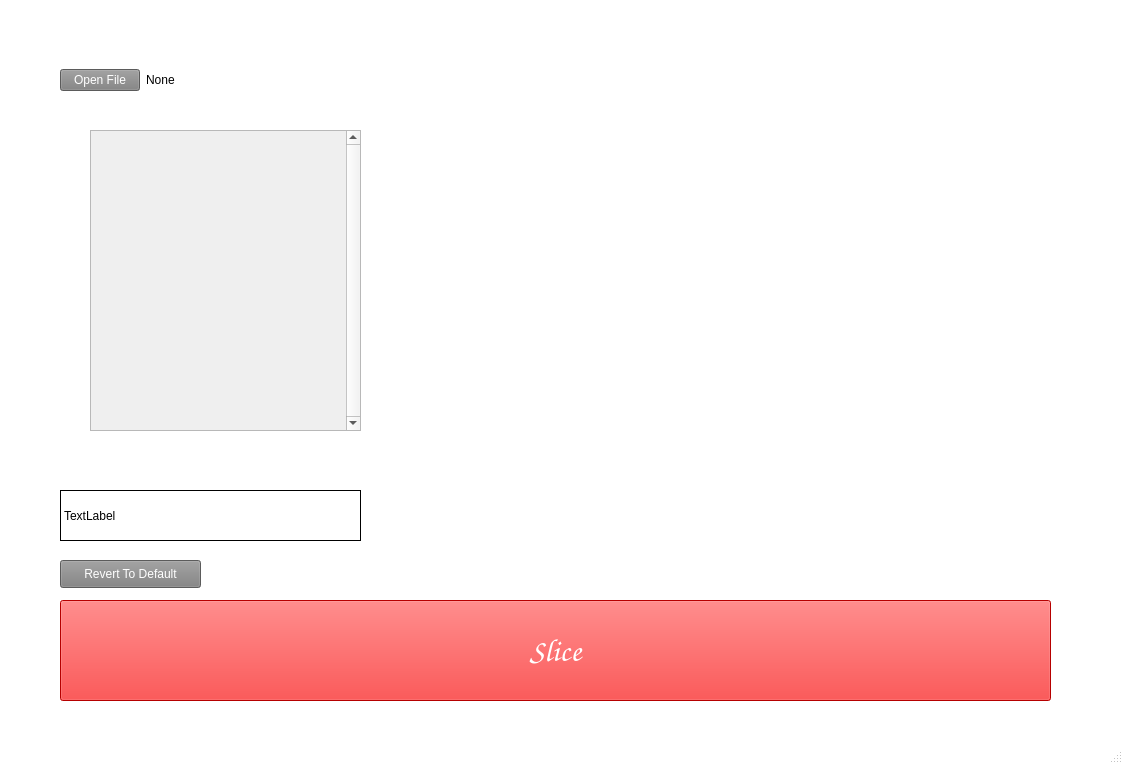
Qt form ui.ui (LicGWasTaken/styro-slicer) before a commit.
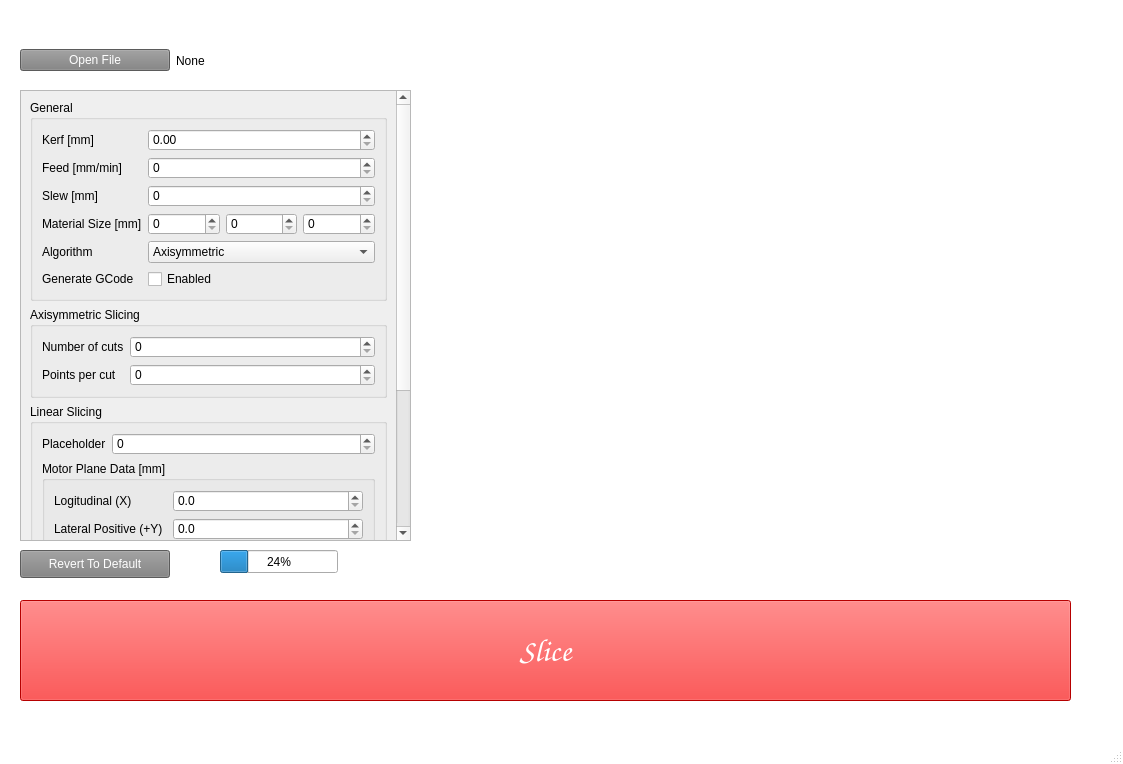
The same form after that commit. Custom widgets are drawn as their Qt base class.

What changed in the file:
```diff
--- a/ui.ui
+++ b/ui.ui
@@ -28,12 +28,24 @@
    <widget class="QPushButton" name="b_revert_to_default">
     <property name="geometry">
      <rect>
-      <x>60</x>
-      <y>560</y>
-      <width>141</width>
+      <x>20</x>
+      <y>550</y>
+      <width>150</width>
       <height>28</height>
      </rect>
     </property>
+    <property name="sizePolicy">
+     <sizepolicy hsizetype="Fixed" vsizetype="Fixed">
+      <horstretch>0</horstretch>
+      <verstretch>0</verstretch>
+     </sizepolicy>
+    </property>
+    <property name="minimumSize">
+     <size>
+      <width>150</width>
+      <height>0</height>
+     </size>
+    </property>
     <property name="text">
      <string>Revert To Default</string>
     </property>
@@ -41,9 +53,9 @@
    <widget class="QPushButton" name="b_slice">
     <property name="geometry">
      <rect>
-      <x>60</x>
+      <x>20</x>
       <y>600</y>
-      <width>991</width>
+      <width>1051</width>
       <height>101</height>
      </rect>
     </property>
@@ -243,15 +255,27 @@
    <widget class="QWidget" name="horizontalLayoutWidget">
     <property name="geometry">
      <rect>
-      <x>60</x>
+      <x>20</x>
       <y>40</y>
-      <width>301</width>
-      <height>80</height>
+      <width>391</width>
+      <height>41</height>
      </rect>
     </property>
-    <layout class="QHBoxLayout" name="horizontalLayout" stretch="1,3">
+    <layout class="QHBoxLayout" name="horizontalLayout" stretch="1,0">
      <item>
       <widget class="QPushButton" name="b_open_file">
+       <property name="sizePolicy">
+        <sizepolicy hsizetype="Fixed" vsizetype="Fixed">
+         <horstretch>0</horstretch>
+         <verstretch>0</verstretch>
+        </sizepolicy>
+       </property>
+       <property name="minimumSize">
+        <size>
+         <width>150</width>
+         <height>0</height>
+        </size>
+       </property>
        <property name="text">
         <string>Open File</string>
        </property>
@@ -269,13 +293,13 @@
    <widget class="QWidget" name="verticalLayoutWidget">
     <property name="geometry">
      <rect>
-      <x>400</x>
+      <x>430</x>
       <y>40</y>
       <width>641</width>
       <height>541</height>
      </rect>
     </property>
-    <layout class="QVBoxLayout" name="verticalLayout" stretch="1">
+    <layout class="QVBoxLayout" name="verticalLayout" stretch="0">
      <item>
       <widget class="QVTKRenderWindowInteractor" name="w_vtk_viewer" native="true"/>
      </item>
@@ -284,14 +308,38 @@
    <widget class="QScrollArea" name="scrollArea">
     <property name="geometry">
      <rect>
-      <x>90</x>
-      <y>130</y>
-      <width>271</width>
-      <height>301</height>
+      <x>20</x>
+      <y>90</y>
+      <width>391</width>
+      <height>451</height>
      </rect>
     </property>
+    <property name="sizePolicy">
+     <sizepolicy hsizetype="Expanding" vsizetype="Fixed">
+      <horstretch>0</horstretch>
+      <verstretch>0</verstretch>
+     </sizepolicy>
+    </property>
+    <property name="minimumSize">
+     <size>
+      <width>300</width>
+      <height>430</height>
+     </size>
+    </property>
+    <property name="maximumSize">
+     <size>
+      <width>16777215</width>
+      <height>16777215</height>
+     </size>
+    </property>
+    <property name="frameShape">
+     <enum>QFrame::StyledPanel</enum>
+    </property>
     <property name="verticalScrollBarPolicy">
-     <enum>Qt::ScrollBarAlwaysOn</enum>
+     <enum>Qt::ScrollBarAsNeeded</enum>
+    </property>
+    <property name="sizeAdjustPolicy">
+     <enum>QAbstractScrollArea::AdjustToContents</enum>
     </property>
     <property name="widgetResizable">
      <bool>true</bool>
@@ -300,30 +348,384 @@
      <property name="geometry">
       <rect>
        <x>0</x>
-       <y>0</y>
-       <width>248</width>
-       <height>299</height>
+       <y>-225</y>
+       <width>375</width>
+       <height>653</height>
       </rect>
      </property>
+     <layout class="QVBoxLayout" name="verticalLayout_2">
+      <item>
+       <widget class="QGroupBox" name="gb_general">
+        <property name="font">
+         <font>
+          <weight>50</weight>
+          <bold>false</bold>
+         </font>
+        </property>
+        <property name="title">
+         <string>General</string>
+        </property>
+        <layout class="QFormLayout" name="formLayout_5">
+         <item row="0" column="0">
+          <widget class="QLabel" name="l_kerf">
+           <property name="text">
+            <string>Kerf [mm]</string>
+           </property>
+          </widget>
+         </item>
+         <item row="0" column="1">
+          <widget class="QDoubleSpinBox" name="float_kerf"/>
+         </item>
+         <item row="1" column="0">
+          <widget class="QLabel" name="l_feed">
+           <property name="text">
+            <string>Feed [mm/min]</string>
+           </property>
+          </widget>
+         </item>
+         <item row="1" column="1">
+          <widget class="QSpinBox" name="int_feed">
+           <property name="maximum">
+            <number>9999</number>
+           </property>
+          </widget>
+         </item>
+         <item row="2" column="0">
+          <widget class="QLabel" name="l_slew">
+           <property name="text">
+            <string>Slew [mm]</string>
+           </property>
+          </widget>
+         </item>
+         <item row="2" column="1">
+          <widget class="QSpinBox" name="int_slew">
+           <property name="maximum">
+            <number>9999</number>
+           </property>
+          </widget>
+         </item>
+         <item row="3" column="0">
+          <widget class="QLabel" name="l_material_size">
+           <property name="text">
+            <string>Material Size [mm]</string>
+           </property>
+          </widget>
+         </item>
+         <item row="3" column="1">
+          <layout class="QHBoxLayout" name="hl_material_size">
+           <item>
+            <widget class="QSpinBox" name="int_material_size_x">
+             <property name="maximum">
+              <number>9999</number>
+             </property>
+            </widget>
+           </item>
+           <item>
+            <widget class="QSpinBox" name="int_material_size_y">
+             <property name="maximum">
+              <number>9999</number>
+             </property>
+            </widget>
+           </item>
+           <item>
+            <widget class="QSpinBox" name="int_material_size_z">
+             <property name="maximum">
+              <number>9999</number>
+             </property>
+            </widget>
+           </item>
+          </layout>
+         </item>
+         <item row="4" column="0">
+          <widget class="QLabel" name="l_algorithm">
+           <property name="text">
+            <string>Algorithm</string>
+           </property>
+          </widget>
+         </item>
+         <item row="4" column="1">
+          <widget class="QComboBox" name="cb_algorithm_selector">
+           <item>
+            <property name="text">
+             <string>Axisymmetric</string>
+            </property>
+           </item>
+           <item>
+            <property name="text">
+             <string>Linear</string>
+            </property>
+           </item>
+          </widget>
+         </item>
+         <item row="5" column="0">
+          <widget class="QLabel" name="l_do_gcode">
+           <property name="text">
+            <string>Generate GCode</string>
+           </property>
+          </widget>
+         </item>
+         <item row="5" column="1">
+          <widget class="QCheckBox" name="cb_do_gcode">
+           <property name="text">
+            <string>Enabled</string>
+           </property>
+           <property name="tristate">
+            <bool>false</bool>
+           </property>
+          </widget>
+         </item>
+        </layout>
+       </widget>
+      </item>
+      <item>
+       <widget class="QGroupBox" name="gb_axisymmetric">
+        <property name="font">
+         <font>
+          <weight>50</weight>
+          <bold>false</bold>
+         </font>
+        </property>
+        <property name="title">
+         <string>Axisymmetric Slicing</string>
+        </property>
+        <layout class="QFormLayout" name="formLayout_3">
+         <item row="0" column="0">
+          <widget class="QLabel" name="l_num_cuts">
+           <property name="text">
+            <string>Number of cuts</string>
+           </property>
+          </widget>
+         </item>
+         <item row="1" column="0">
+          <widget class="QLabel" name="l_points_per_cut">
+           <property name="text">
+            <string>Points per cut</string>
+           </property>
+          </widget>
+         </item>
+         <item row="1" column="1">
+          <widget class="QSpinBox" name="int_points_per_cut">
+           <property name="maximum">
+            <number>999</number>
+           </property>
+          </widget>
+         </item>
+         <item row="0" column="1">
+          <widget class="QSpinBox" name="int_num_cuts"/>
+         </item>
+        </layout>
+       </widget>
+      </item>
+      <item>
+       <widget class="QGroupBox" name="gb_linear">
+        <property name="font">
+         <font>
+          <weight>50</weight>
+          <bold>false</bold>
+         </font>
+        </property>
+        <property name="title">
+         <string>Linear Slicing</string>
+        </property>
+        <layout class="QFormLayout" name="formLayout_4">
+         <item row="0" column="0">
+          <widget class="QLabel" name="label_3">
+           <property name="text">
+            <string>Placeholder</string>
+           </property>
+          </widget>
+         </item>
+         <item row="0" column="1">
+          <widget class="QSpinBox" name="spinBox_2"/>
+         </item>
+         <item row="1" column="0" colspan="2">
+          <widget class="QGroupBox" name="gb_motor_plane_data">
+           <property name="font">
+            <font>
+             <italic>false</italic>
+            </font>
+           </property>
+           <property name="title">
+            <string>Motor Plane Data [mm]</string>
+           </property>
+           <layout class="QFormLayout" name="formLayout_2">
+            <item row="0" column="0">
+             <widget class="QLabel" name="l_plane_data_x">
+              <property name="text">
+               <string>Logitudinal (X)</string>
+              </property>
+             </widget>
+            </item>
+            <item row="0" column="1">
+             <widget class="QDoubleSpinBox" name="float_plane_data_x">
+              <property name="decimals">
+               <number>1</number>
+              </property>
+              <property name="maximum">
+               <double>9999.000000000000000</double>
+              </property>
+             </widget>
+            </item>
+            <item row="1" column="0">
+             <widget class="QLabel" name="l_plane_data_pos_y">
+              <property name="text">
+               <string>Lateral Positive (+Y)</string>
+              </property>
+             </widget>
+            </item>
+            <item row="1" column="1">
+             <widget class="QDoubleSpinBox" name="float_plane_data_pos_y">
+              <property name="decimals">
+               <number>1</number>
+              </property>
+              <property name="maximum">
+               <double>9999.000000000000000</double>
+              </property>
+             </widget>
+            </item>
+            <item row="2" column="0">
+             <widget class="QLabel" name="l_plane_data_neg_y">
+              <property name="text">
+               <string>Lateral Negative (-Y)</string>
+              </property>
+             </widget>
+            </item>
+            <item row="2" column="1">
+             <widget class="QDoubleSpinBox" name="float_plane_data_neg_y">
+              <property name="decimals">
+               <number>1</number>
+              </property>
+              <property name="maximum">
+               <double>9999.000000000000000</double>
+              </property>
+             </widget>
+            </item>
+            <item row="3" column="0">
+             <widget class="QLabel" name="l_plane_data_pos_z">
+              <property name="text">
+               <string>Vertical Positive (+Z)</string>
+              </property>
+             </widget>
+            </item>
+            <item row="3" column="1">
+             <widget class="QDoubleSpinBox" name="float_plane_data_pos_z">
+              <property name="decimals">
+               <number>1</number>
+              </property>
+              <property name="maximum">
+               <double>9999.000000000000000</double>
+              </property>
+             </widget>
+            </item>
+            <item row="4" column="0">
+             <widget class="QLabel" name="l_plane_data_neg_z">
+              <property name="text">
+               <string>Vertical Negative (-Z)</string>
+              </property>
+             </widget>
+            </item>
+            <item row="4" column="1">
+             <widget class="QDoubleSpinBox" name="float_plane_data_neg_z">
+              <property name="decimals">
+               <number>1</number>
+              </property>
+              <property name="maximum">
+               <double>9999.000000000000000</double>
+              </property>
+             </widget>
+            </item>
+           </layout>
+          </widget>
+         </item>
+        </layout>
+       </widget>
+      </item>
+      <item>
+       <widget class="QGroupBox" name="gb_settings">
+        <property name="minimumSize">
+         <size>
+          <width>0</width>
+          <height>0</height>
+         </size>
+        </property>
+        <property name="font">
+         <font>
+          <weight>50</weight>
+          <bold>false</bold>
+         </font>
+        </property>
+        <property name="title">
+         <string>Other Settings</string>
+        </property>
+        <layout class="QFormLayout" name="formLayout_7">
+         <item row="0" column="0">
+          <widget class="QLabel" name="l_rotary_axis_origin">
+           <property name="text">
+            <string>Rotary Axis Origin [mm]</string>
+           </property>
+          </widget>
+         </item>
+         <item row="0" column="1">
+          <layout class="QHBoxLayout" name="hl_rotary_axis_origin">
+           <item>
+            <widget class="QDoubleSpinBox" name="float_rotary_axis_origin_x">
+             <property name="decimals">
+              <number>1</number>
+             </property>
+             <property name="maximum">
+              <double>999.000000000000000</double>
+             </property>
+            </widget>
+           </item>
+           <item>
+            <widget class="QDoubleSpinBox" name="float_rotary_axis_origin_y">
+             <property name="decimals">
+              <number>1</number>
+             </property>
+             <property name="maximum">
+              <double>999.000000000000000</double>
+             </property>
+            </widget>
+           </item>
+           <item>
+            <widget class="QDoubleSpinBox" name="float_rotary_axis_origin_z">
+             <property name="decimals">
+              <number>1</number>
+             </property>
+             <property name="maximum">
+              <double>999.000000000000000</double>
+             </property>
+            </widget>
+           </item>
+          </layout>
+         </item>
+         <item row="1" column="0">
+          <widget class="QLabel" name="label_12">
+           <property name="text">
+            <string>Placeholder</string>
+           </property>
+          </widget>
+         </item>
+         <item row="1" column="1">
+          <widget class="QSpinBox" name="spinBox_15"/>
+         </item>
+        </layout>
+       </widget>
+      </item>
+     </layout>
     </widget>
    </widget>
-   <widget class="QLabel" name="t_console">
+   <widget class="QProgressBar" name="progressBar">
     <property name="geometry">
      <rect>
-      <x>60</x>
-      <y>490</y>
-      <width>301</width>
-      <height>51</height>
+      <x>220</x>
+      <y>550</y>
+      <width>118</width>
+      <height>23</height>
      </rect>
     </property>
-    <property name="frameShape">
-     <enum>QFrame::Panel</enum>
-    </property>
-    <property name="text">
-     <string>TextLabel</string>
-    </property>
-    <property name="wordWrap">
-     <bool>false</bool>
+    <property name="value">
+     <number>24</number>
     </property>
    </widget>
   </widget>
```
